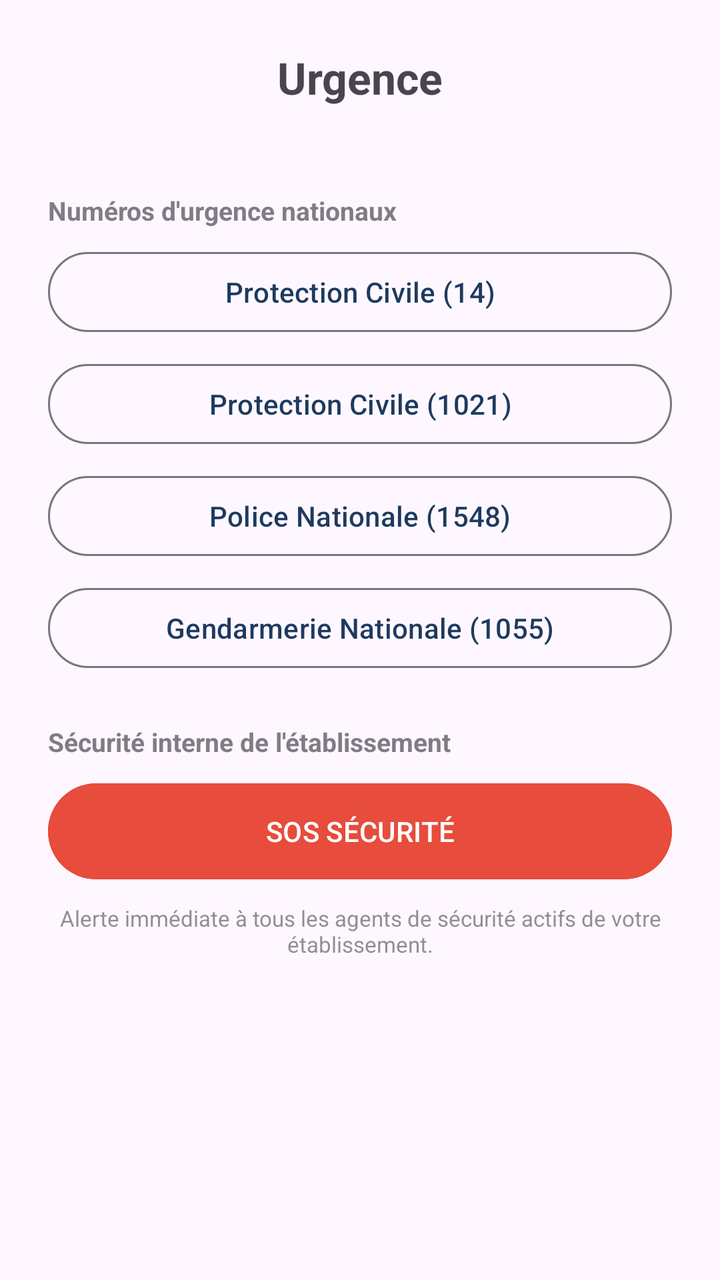
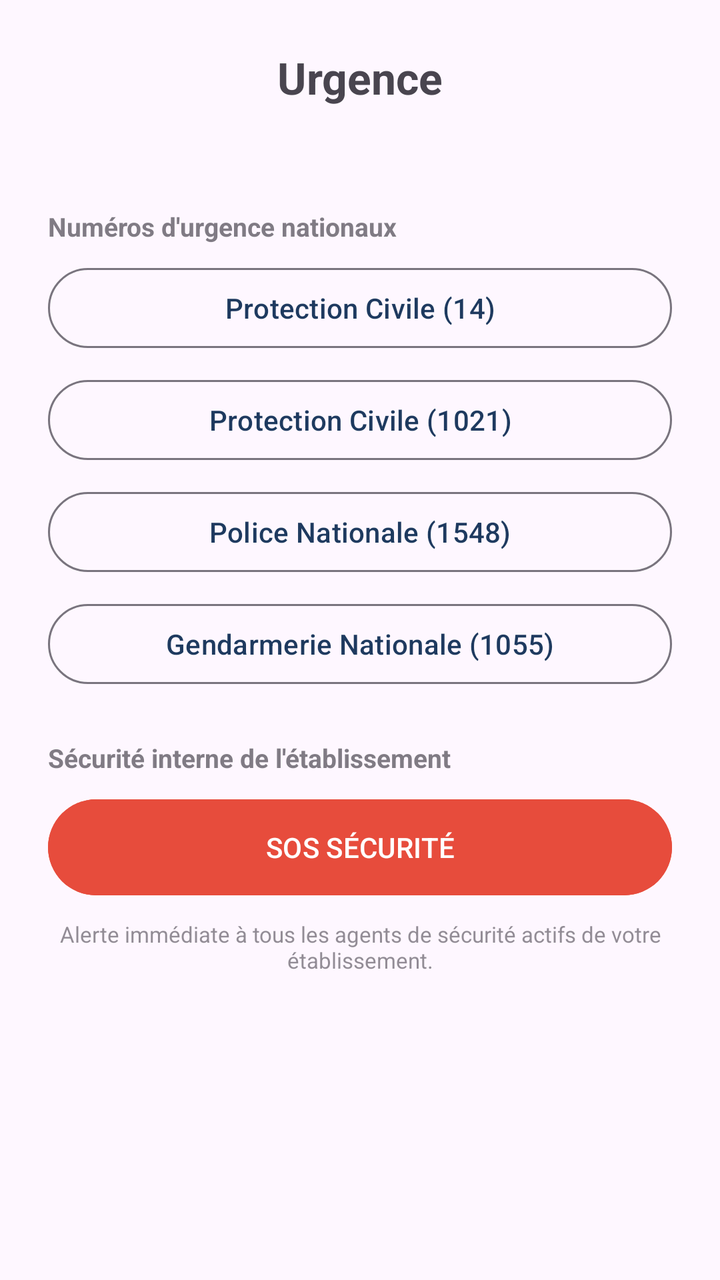

Two renders of the same Android screen: before a commit and after it. Below are the layout's source before the change and the commit's diff.
<!-- AndroidManifest.xml: application theme Theme.IlineEmergency -->
<!-- res/layout/dialog_sos.xml -->
<?xml version="1.0" encoding="utf-8"?>
<LinearLayout xmlns:android="http://schemas.android.com/apk/res/android"
    xmlns:app="http://schemas.android.com/apk/res-auto"
    android:layout_width="match_parent"
    android:layout_height="wrap_content"
    android:orientation="vertical"
    android:padding="24dp">

    <TextView
        android:layout_width="match_parent"
        android:layout_height="wrap_content"
        android:text="@string/sos_title"
        android:textSize="22sp"
        android:textStyle="bold"
        android:gravity="center"
        android:layout_marginBottom="4dp" />

    <TextView
        android:id="@+id/textActiveStaffBadge"
        android:layout_width="match_parent"
        android:layout_height="wrap_content"
        android:gravity="center"
        android:textSize="14sp"
        android:textStyle="bold"
        android:layout_marginBottom="20dp" />

    <TextView
        android:layout_width="wrap_content"
        android:layout_height="wrap_content"
        android:text="@string/sos_national_numbers_title"
        android:textSize="13sp"
        android:textStyle="bold"
        android:alpha="0.7"
        android:layout_marginBottom="8dp" />

    <com.google.android.material.button.MaterialButton
        android:id="@+id/buttonProtectionCivile14"
        style="@style/Widget.Material3.Button.OutlinedButton"
        android:layout_width="match_parent"
        android:layout_height="wrap_content"
        android:textAllCaps="false"
        android:layout_marginBottom="8dp"
        android:text="@string/sos_protection_civile_14" />

    <com.google.android.material.button.MaterialButton
        android:id="@+id/buttonProtectionCivile1021"
        style="@style/Widget.Material3.Button.OutlinedButton"
        android:layout_width="match_parent"
        android:layout_height="wrap_content"
        android:textAllCaps="false"
        android:layout_marginBottom="8dp"
        android:text="@string/sos_protection_civile_1021" />

    <com.google.android.material.button.MaterialButton
        android:id="@+id/buttonPolice"
        style="@style/Widget.Material3.Button.OutlinedButton"
        android:layout_width="match_parent"
        android:layout_height="wrap_content"
        android:textAllCaps="false"
        android:layout_marginBottom="8dp"
        android:text="@string/sos_police" />

    <com.google.android.material.button.MaterialButton
        android:id="@+id/buttonGendarmerie"
        style="@style/Widget.Material3.Button.OutlinedButton"
        android:layout_width="match_parent"
        android:layout_height="wrap_content"
        android:textAllCaps="false"
        android:layout_marginBottom="24dp"
        android:text="@string/sos_gendarmerie" />

    <TextView
        android:layout_width="wrap_content"
        android:layout_height="wrap_content"
        android:text="@string/sos_internal_title"
        android:textSize="13sp"
        android:textStyle="bold"
        android:alpha="0.7"
        android:layout_marginBottom="8dp" />

    <com.google.android.material.button.MaterialButton
        android:id="@+id/buttonSosSecurity"
        android:layout_width="match_parent"
        android:layout_height="56dp"
        android:textAllCaps="false"
        app:cornerRadius="28dp"
        android:backgroundTint="@color/brand_accent"
        android:textColor="#FFFFFF"
        android:text="@string/action_sos_security" />

    <TextView
        android:layout_width="match_parent"
        android:layout_height="wrap_content"
        android:text="@string/sos_security_hint"
        android:textSize="11sp"
        android:alpha="0.6"
        android:gravity="center"
        android:layout_marginTop="8dp" />

    <TextView
        android:id="@+id/textSosResult"
        android:layout_width="match_parent"
        android:layout_height="wrap_content"
        android:textSize="13sp"
        android:gravity="center"
        android:layout_marginTop="8dp" />

</LinearLayout>
<!-- resources referenced by this layout -->
<resources>
  <color name="brand_accent">#E74C3C</color>
  <string name="action_sos_security">SOS SÉCURITÉ</string>
  <string name="sos_gendarmerie">Gendarmerie Nationale (1055)</string>
  <string name="sos_internal_title">Sécurité interne de l\'établissement</string>
  <string name="sos_national_numbers_title">Numéros d\'urgence nationaux</string>
  <string name="sos_police">Police Nationale (1548)</string>
  <string name="sos_protection_civile_1021">Protection Civile (1021)</string>
  <string name="sos_protection_civile_14">Protection Civile (14)</string>
  <string name="sos_security_hint">Alerte immédiate à tous les agents de sécurité actifs de votre établissement.</string>
  <string name="sos_title">Urgence</string>
  <style name="Theme.IlineEmergency" parent="Theme.Material3.DayNight.NoActionBar">
          <item name="colorPrimary">@color/brand_primary</item>
          <item name="colorPrimaryDark">@color/brand_primary_dark</item>
          <item name="colorAccent">@color/brand_accent</item>
          <item name="android:statusBarColor" tools:targetApi="l">@color/brand_primary_dark</item>
      </style>
  <color name="brand_primary">#1E3A5F</color>
  <color name="brand_primary_dark">#12253E</color>
</resources>

<!-- the commit's change to res/layout/dialog_sos.xml (unified diff, before → after) -->
@@ -22,6 +22,10 @@
         android:gravity="center"
         android:textSize="14sp"
         android:textStyle="bold"
+        android:padding="4dp"
+        android:clickable="true"
+        android:focusable="true"
+        android:background="?attr/selectableItemBackground"
         android:layout_marginBottom="20dp" />
 
     <TextView
